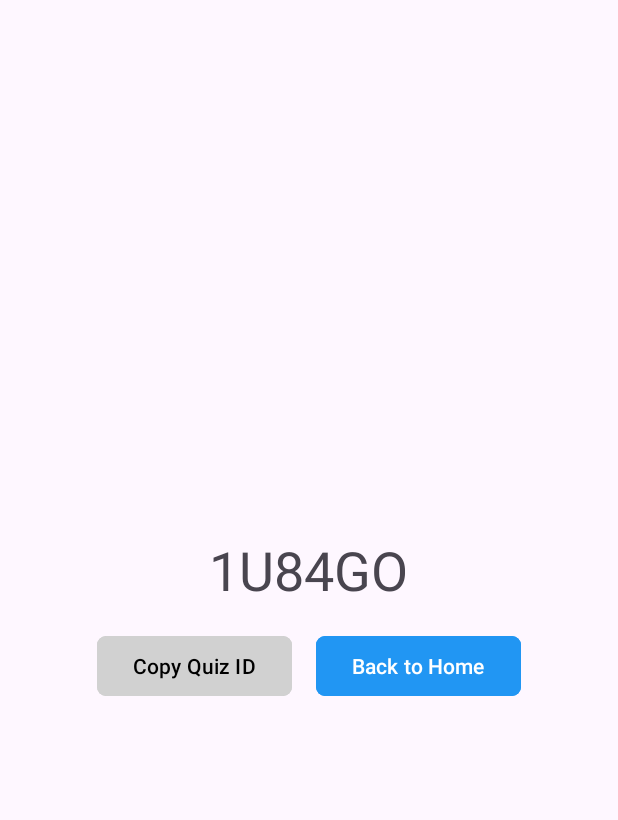
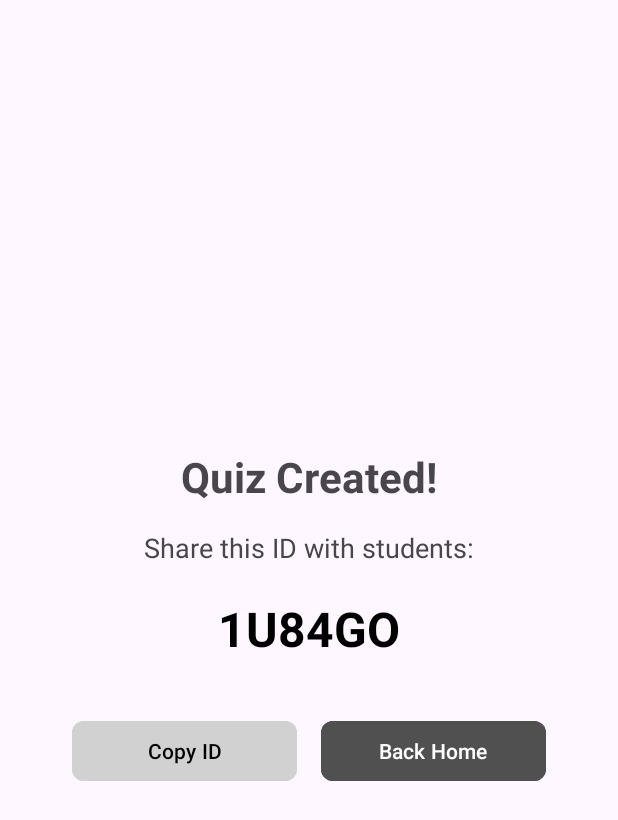
Before and after one commit to AdrianL1123/QuizCaseStudy_dydrian, an Android app: the TeacherAddQuizFragment screen opened through its navigation route, after a tap on "Create Quiz", on a phone screen of 412 x 824 dp. Shown: the top 820 px of the screen. Run offline under Robolectric (Android 15) with nearby library versions, the phone set to English and light mode, and no system bars; our stand-ins replace Dagger/Hilt's generated code, Firebase (no records; nobody signed in at launch, a user with empty details on screens opened directly).

Commit message:
better ui for display id page, changed ux for teacherAddPage to displayIdPage.

```diff
--- a/app/src/main/java/com/dydrian/quizCaseStudy/ui/teacher/displayId/DisplayIdPageViewModel.kt
+++ /dev/null
@@ -1,20 +0,0 @@
-package com.dydrian.quizCaseStudy.ui.teacher.displayId
-
-import androidx.lifecycle.viewModelScope
-import com.dydrian.quizCaseStudy.data.model.Quiz
-import com.dydrian.quizCaseStudy.data.repo.QuizRepo
-import com.dydrian.quizCaseStudy.ui.base.BaseViewModel
-import dagger.hilt.android.lifecycle.HiltViewModel
-import kotlinx.coroutines.Dispatchers
-import kotlinx.coroutines.flow.MutableStateFlow
-import kotlinx.coroutines.flow.asStateFlow
-import kotlinx.coroutines.flow.update
-import kotlinx.coroutines.launch
-import javax.inject.Inject
-
-@HiltViewModel
-class DisplayIdPageViewModel @Inject constructor(
-    private val repo: QuizRepo
-): BaseViewModel(){
-
-}
--- a/app/src/main/java/com/dydrian/quizCaseStudy/ui/teacher/manage/add/TeacherAddQuizFragment.kt
+++ b/app/src/main/java/com/dydrian/quizCaseStudy/ui/teacher/manage/add/TeacherAddQuizFragment.kt
@@ -13,7 +13,6 @@ import androidx.navigation.fragment.findNavController
 import com.dydrian.quizCaseStudy.core.showToast
 import com.dydrian.quizCaseStudy.data.model.Quiz
 import com.dydrian.quizCaseStudy.databinding.FragmentTeacherManageQuizBinding
-import com.dydrian.quizCaseStudy.ui.teacher.TeacherFragmentDirections
 import com.dydrian.quizCaseStudy.ui.teacher.manage.TeacherManageQuizFragment
 import com.google.firebase.Firebase
 import com.google.firebase.firestore.firestore
@@ -82,6 +81,10 @@ class TeacherAddQuizFragment : TeacherManageQuizFragment() {
                     questions = questions
                 )
                 viewModel.addQuiz(quiz)
+                /*
+                did the clear backstack from nav_graph using popUpTo,
+                this nav function remains the same
+                 */
                 findNavController().navigate(
                     TeacherAddQuizFragmentDirections
                         .actionTeacherAddQuizFragmentToDisplayIdPageFragment(quiz.id!!)
--- a/app/src/main/java/com/dydrian/quizCaseStudy/ui/teacher/manage/edit/TeacherEditQuizViewModel.kt
+++ b/app/src/main/java/com/dydrian/quizCaseStudy/ui/teacher/manage/edit/TeacherEditQuizViewModel.kt
@@ -42,7 +42,6 @@ class EditQuizViewModel @Inject constructor(
             errorHandler{
                 repo.getQuizById(quizId)
             }?.let { item ->
-                Log.d("debugging", item.toString())
                 _quiz.update { item }
             }
         }
--- a/app/src/main/res/layout/fragment_display_id_page.xml
+++ b/app/src/main/res/layout/fragment_display_id_page.xml
@@ -1,49 +1,66 @@
 <?xml version="1.0" encoding="utf-8"?>
 <LinearLayout xmlns:android="http://schemas.android.com/apk/res/android"
+    xmlns:app="http://schemas.android.com/apk/res-auto"
     xmlns:tools="http://schemas.android.com/tools"
     android:layout_width="match_parent"
     android:layout_height="match_parent"
-    xmlns:app="http://schemas.android.com/apk/res-auto"
+    android:gravity="center"
     android:orientation="vertical"
-    android:gravity="center"
+    android:padding="24dp"
     tools:context=".ui.teacher.displayId.DisplayIdPageFragment">
+
+    <TextView
+        android:layout_width="wrap_content"
+        android:layout_height="wrap_content"
+        android:layout_marginBottom="16dp"
+        android:text="Quiz Created!"
+        android:textSize="28sp"
+        android:textStyle="bold" />
+
+    <TextView
+        android:layout_width="wrap_content"
+        android:layout_height="wrap_content"
+        android:layout_marginBottom="8dp"
+        android:text="Share this ID with students:"
+        android:textSize="18sp" />
 
     <TextView
         android:id="@+id/tvQuizId"
         android:layout_width="wrap_content"
         android:layout_height="wrap_content"
-        android:text="Quiz id"
-        android:textSize="36sp"/>
+        android:layout_marginBottom="24dp"
+        android:padding="@dimen/s"
+        android:selectAllOnFocus="true"
+        android:text="ABC12345"
+        android:textColor="@color/black"
+        android:textIsSelectable="true"
+        android:textSize="32sp"
+        android:textStyle="bold" />
 
     <LinearLayout
         android:layout_width="wrap_content"
         android:layout_height="wrap_content"
-        android:orientation="horizontal"
-        android:gravity="center_horizontal"
-        android:layout_marginTop="16dp"
-        >
+        android:gravity="center"
+        android:orientation="horizontal">
 
         <com.google.android.material.button.MaterialButton
             android:id="@+id/btnCopyQuizId"
-            android:layout_width="wrap_content"
+            android:layout_width="150dp"
             android:layout_height="wrap_content"
             android:layout_marginEnd="16dp"
-            android:text="Copy Quiz ID"
-            app:cornerRadius="6dp"
             android:backgroundTint="@color/lightGray"
-            android:textColor="@color/black"/>
+            android:text="Copy ID"
+            android:textColor="@color/black"
+            app:cornerRadius="8dp" />
 
         <com.google.android.material.button.MaterialButton
             android:id="@+id/btnBackToHome"
-            android:layout_width="wrap_content"
+            android:layout_width="150dp"
             android:layout_height="wrap_content"
-            android:text="Back to Home"
-            app:cornerRadius="6dp"
-            android:backgroundTint="@color/lightBlue"/>
-
-
+            android:backgroundTint="@color/darkGray"
+            android:text="Back Home"
+            android:textColor="@android:color/white"
+            app:cornerRadius="8dp" />
     </LinearLayout>
 
-
-
 </LinearLayout>
--- a/app/src/main/res/navigation/nav_graph.xml
+++ b/app/src/main/res/navigation/nav_graph.xml
@@ -90,7 +90,9 @@
         tools:layout="@layout/fragment_teacher_manage_quiz" >
         <action
             android:id="@+id/action_teacherAddQuizFragment_to_displayIdPageFragment"
-            app:destination="@id/displayIdPageFragment" />
+            app:destination="@id/displayIdPageFragment"
+            app:popUpTo="@id/teacherAddQuizFragment"
+            app:popUpToInclusive="true"/>
 
     </fragment>
 
```
